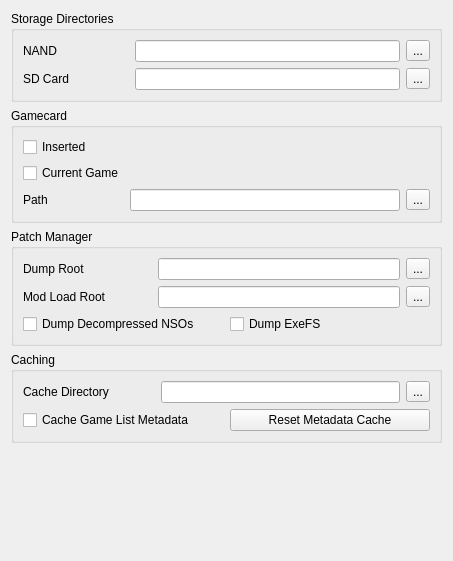
Above: src/yuzu/configuration/configure_filesystem.ui from QuantumGhost/yuzu before the change. Below: the same form after it.
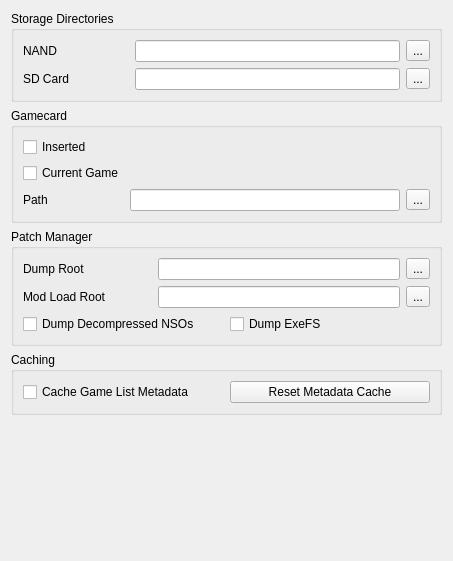
That is the form after the change.

What changed in the file:
```diff
--- a/src/yuzu/configuration/configure_filesystem.ui
+++ b/src/yuzu/configuration/configure_filesystem.ui
@@ -198,40 +198,7 @@
         <string>Caching</string>
        </property>
        <layout class="QGridLayout" name="gridLayout_5">
-        <item row="0" column="0">
-         <widget class="QLabel" name="label_10">
-          <property name="text">
-           <string>Cache Directory</string>
-          </property>
-         </widget>
-        </item>
-        <item row="0" column="1">
-         <spacer name="horizontalSpacer_3">
-          <property name="orientation">
-           <enum>Qt::Horizontal</enum>
-          </property>
-          <property name="sizeType">
-           <enum>QSizePolicy::Fixed</enum>
-          </property>
-          <property name="sizeHint" stdset="0">
-           <size>
-            <width>40</width>
-            <height>20</height>
-           </size>
-          </property>
-         </spacer>
-        </item>
-        <item row="0" column="2">
-         <widget class="QLineEdit" name="cache_directory_edit"/>
-        </item>
-        <item row="0" column="3">
-         <widget class="QToolButton" name="cache_directory_button">
-          <property name="text">
-           <string>...</string>
-          </property>
-         </widget>
-        </item>
-        <item row="1" column="0" colspan="4">
+        <item row="0" column="0" colspan="2">
          <layout class="QHBoxLayout" name="horizontalLayout_2">
           <item>
            <widget class="QCheckBox" name="cache_game_list">
```
